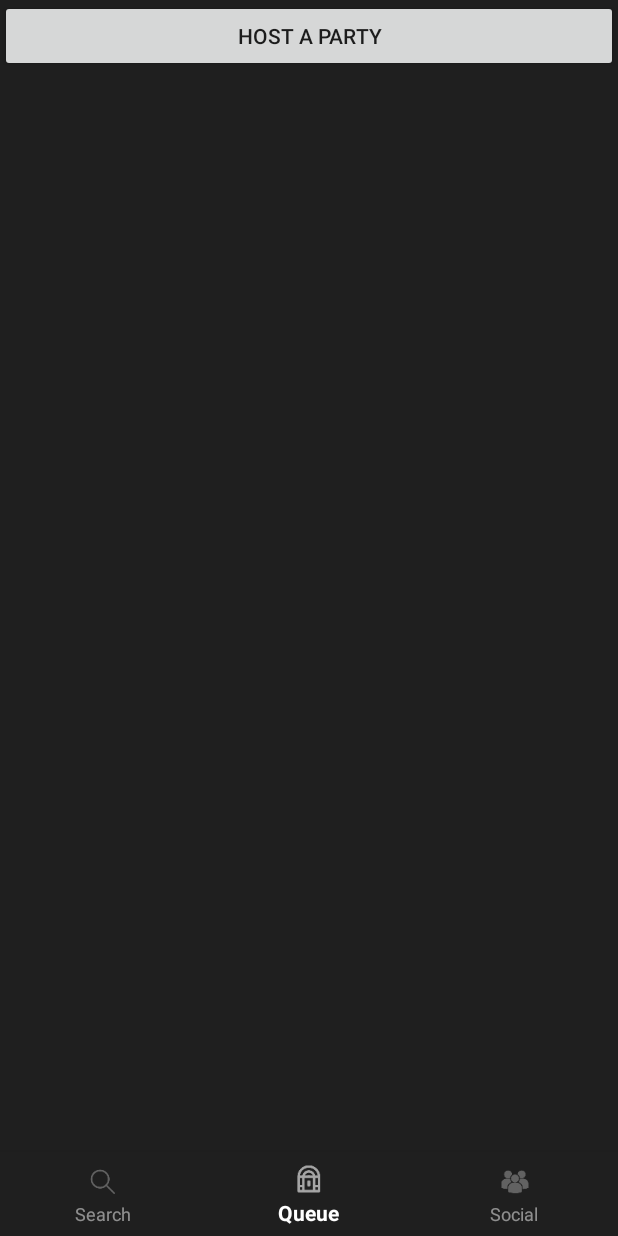
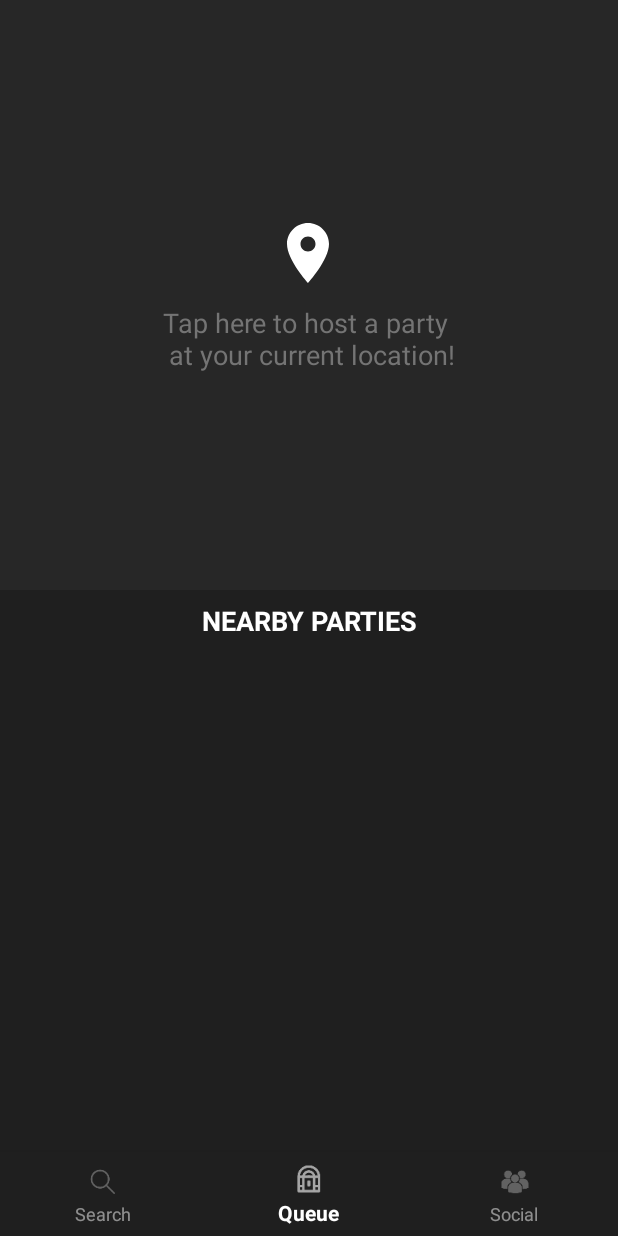
Before and after one commit to Khauri/juicebox, an Android app: the QueueFragment screen opened directly, with no data from a screen before it, on a phone screen of 412 x 824 dp. Run offline under Robolectric (Android 15) with nearby library versions, the phone set to English and light mode, and no system bars; our stand-ins replace Firebase (no records; nobody signed in at launch, a user with empty details on screens opened directly), Picasso; libraries missing offline, so code that uses them is left out: com.spotify.sdk, kaaes.spotify.webapi, retrofit.client; pictures from the network do not load.

```diff
--- a/app/src/main/java/edu/wm/cs420/juicebox/QueueFragment.java
+++ b/app/src/main/java/edu/wm/cs420/juicebox/QueueFragment.java
@@ -7,14 +7,18 @@ import android.net.Uri;
 import android.os.Bundle;
 import android.support.v4.app.Fragment;
 import android.support.v7.widget.LinearLayoutManager;
+import android.support.v7.widget.LinearSnapHelper;
 import android.support.v7.widget.RecyclerView;
+import android.support.v7.widget.SnapHelper;
 import android.util.Log;
 import android.view.LayoutInflater;
 import android.view.View;
 import android.view.ViewGroup;
 import android.widget.AdapterView;
 import android.widget.Button;
+import android.widget.FrameLayout;
 import android.widget.ListView;
+import android.widget.TextView;
 import android.widget.Toast;
 
 import java.io.Serializable;
@@ -57,7 +61,13 @@ public class QueueFragment extends Fragment implements AdapterView.OnItemClickLi
     private RecyclerView.LayoutManager mLayoutManager;
 
     private QueueFragmentAdapter adapter;
-    private Button btnNewParty;
+    private FrameLayout hostPartyButton;
+    // The two screens we have to manage
+    // Yes this is a stupid way to do this
+    // but we're running out of time
+    private View start_screen;
+    private View queue_screen;
+    private View playback_controls;
 
     public QueueFragment() {
         // Required empty public constructor
@@ -105,40 +115,47 @@ public class QueueFragment extends Fragment implements AdapterView.OnItemClickLi
     @Override
     public void onViewCreated(View view, Bundle savedInstanceState) {
         super.onViewCreated(view, savedInstanceState);
-        btnNewParty = getView().findViewById(R.id.button_create_party);
-        btnNewParty.setOnClickListener(new View.OnClickListener() {
+        hostPartyButton = getView().findViewById(R.id.host_party_btn);
+        hostPartyButton.setOnClickListener(new View.OnClickListener() {
             @Override
             public void onClick(View view) {
                 Intent intent = new Intent(getActivity(), NewPartyActivity.class);
-                // Maybe use startActivityForResult?
                 startActivity(intent);
             }
         });
+        start_screen = getView().findViewById(R.id.start_screen);
+        queue_screen = getView().findViewById(R.id.queue_screen);
+        playback_controls = getView().findViewById(R.id.playback_controls);
+        checkIfParty();
+
         mRecyclerView = getView().findViewById(R.id.song_results);
         mLayoutManager = new LinearLayoutManager(getContext(), LinearLayoutManager.HORIZONTAL, false);
         mRecyclerView.setLayoutManager(mLayoutManager);
-        // Create some fake data for testing purposes
-//        List<JuiceboxTrack> tracks = new ArrayList<>();
-//        for(int i = 0; i < 10; i++){
-//            JuiceboxTrack jbt = new JuiceboxTrack();
-//            jbt.album_name = "TEST TEST TEST";
-//            jbt.track_artists = "p, pyself, Pi";
-//            jbt.track_name  = "TEST SONG TEST";
-//            jbt.duration    = 60 * 3 * 1000;
-//            jbt.reputation = 10;
-//            tracks.add(jbt);
-//        }
         mAdapter = new SearchFragmentAdapter(SearchFragmentAdapter.ViewType.BIG_QUEUE);
         mRecyclerView.setAdapter(mAdapter);
+        SnapHelper helper = new LinearSnapHelper();
+        helper.attachToRecyclerView(mRecyclerView);
         UserUtils.addUpdateListener("playlist", this);
+    }
+
+    private void checkIfParty() {
+        if(UserUtils.isInParty()){
+            queue_screen.setVisibility(View.VISIBLE);
+            start_screen.setVisibility(View.GONE);
+            if(UserUtils.isHost()){
+                // Add playback controls
+                playback_controls.setVisibility(View.VISIBLE);
+            }
+        }else{
+            queue_screen.setVisibility(View.GONE);
+            start_screen.setVisibility(View.VISIBLE);
+            playback_controls.setVisibility(View.GONE);
+        }
     }
 
     @Override
     public void onResume(){
         super.onResume();
-        Log.d("OnResume", "onResume() called!");
-//        adapter = new QueueFragmentAdapter(getActivity(), songList);
-//        setListAdapter(adapter);
     }
 
     // TODO: Rename method, update argument and hook method into UI event
@@ -169,6 +186,8 @@ public class QueueFragment extends Fragment implements AdapterView.OnItemClickLi
     public void onUpdate(JuiceboxPlaylist playlist) {
         ((SearchFragmentAdapter) mAdapter).setData(playlist.upcoming_tracks);
         mAdapter.notifyDataSetChanged();
+        // This definitely shouldn't go here but whatever
+        checkIfParty();
     }
 
     /**
@@ -196,17 +215,11 @@ public class QueueFragment extends Fragment implements AdapterView.OnItemClickLi
     @Override
     public void onSaveInstanceState(final Bundle outstate){
         super.onSaveInstanceState(outstate);
-        //outstate.putSerializable("list", (Serializable) songList);
     }
 
     @Override
     public void onActivityCreated(Bundle savedInstanceState){
         super.onActivityCreated(savedInstanceState);
-
-//        if (savedInstanceState != null){
-//            songList = (List<SongListItem>) savedInstanceState.getSerializable("list");
-//        }
-        //everything should be fine here...
     }
 
     public List<SongListItem> getSongList(){
@@ -218,9 +231,5 @@ public class QueueFragment extends Fragment implements AdapterView.OnItemClickLi
     }
 
     public void updateQueue(SongListItem song){
-//        Log.d("updateQueue", "updateQueue called!");
-//        songList.add(song);
-//        adapter = new QueueFragmentAdapter(getActivity(), songList);
-//        setListAdapter(adapter);
     }
 }
--- a/app/src/main/java/edu/wm/cs420/juicebox/database/DatabaseUtils.java
+++ b/app/src/main/java/edu/wm/cs420/juicebox/database/DatabaseUtils.java
@@ -100,6 +100,7 @@ public class DatabaseUtils {
                 if(user == null){
                     callback.failure();
                 }else{
+                    user.id = dataSnapshot.getKey();
                     callback.success(user);
                 }
             }
--- a/app/src/main/java/edu/wm/cs420/juicebox/user/UserUtils.java
+++ b/app/src/main/java/edu/wm/cs420/juicebox/user/UserUtils.java
@@ -45,6 +45,12 @@ public class UserUtils {
     private static  JuiceboxParty party;
 
     private static List<?> listeners2 = new ArrayList<>();
+
+    public static boolean isHost() {
+        if(user == null || party == null || TextUtils.isEmpty(user.id) || TextUtils.isEmpty(party.host_id))
+            return false;
+        return user.id.equals(party.host_id);
+    }
     // A Value event listener for the current playlist
     private static ValueEventListener playlistUpdateSubscriber = new ValueEventListener() {
         @Override
--- /dev/null
+++ b/app/src/main/res/drawable/ic_location_on_black_24dp.xml
@@ -0,0 +1,4 @@
+<vector android:height="48dp" android:viewportHeight="24.0"
+    android:viewportWidth="24.0" android:width="48dp" xmlns:android="http://schemas.android.com/apk/res/android">
+    <path android:fillColor="#FF000000" android:pathData="M12,2C8.13,2 5,5.13 5,9c0,5.25 7,13 7,13s7,-7.75 7,-13c0,-3.87 -3.13,-7 -7,-7zM12,11.5c-1.38,0 -2.5,-1.12 -2.5,-2.5s1.12,-2.5 2.5,-2.5 2.5,1.12 2.5,2.5 -1.12,2.5 -2.5,2.5z"/>
+</vector>
--- a/app/src/main/res/layout/activity_new_party.xml
+++ b/app/src/main/res/layout/activity_new_party.xml
@@ -10,6 +10,8 @@
     <LinearLayout
         android:layout_width="match_parent"
         android:layout_height="match_parent"
+        android:isScrollContainer="false"
+        android:nestedScrollingEnabled="true"
         android:orientation="vertical"
         android:padding="24dp"
         tools:layout_editor_absoluteX="0dp"
--- a/app/src/main/res/layout/fragment_queue.xml
+++ b/app/src/main/res/layout/fragment_queue.xml
@@ -1,20 +1,100 @@
-<android.support.design.widget.CoordinatorLayout xmlns:android="http://schemas.android.com/apk/res/android"
+<FrameLayout xmlns:android="http://schemas.android.com/apk/res/android"
     xmlns:tools="http://schemas.android.com/tools"
     xmlns:app="http://schemas.android.com/apk/res-auto"
     android:layout_width="match_parent"
     android:layout_height="match_parent">
 
-    <android.support.v7.widget.RecyclerView
-        android:id="@+id/song_results"
+    <LinearLayout
+        android:id="@+id/queue_screen"
         android:layout_width="match_parent"
         android:layout_height="match_parent"
-        android:layout_gravity="center"
-        android:scrollbars="none" />
+        android:background="@color/colorBlack"
+        android:orientation="vertical"
+        android:visibility="visible">
 
-    <Button
-        android:id="@+id/button_create_party"
+        <android.support.v7.widget.RecyclerView
+            android:id="@+id/song_results"
+            android:layout_width="match_parent"
+            android:layout_height="match_parent"
+            android:layout_gravity="center"
+            android:layout_weight="1"
+            android:scrollbars="none"
+            android:visibility="visible" />
+
+        <FrameLayout
+            android:id="@+id/playback_controls"
+            android:layout_width="match_parent"
+            android:layout_height="200dp"
+            android:layout_weight="1"
+            android:visibility="invisible">
+
+            <ToggleButton
+                android:id="@+id/play_toggle"
+                android:layout_width="wrap_content"
+                android:layout_height="wrap_content"
+                android:layout_gravity="center"
+                android:layout_weight="1"
+                android:text="ToggleButton" />
+        </FrameLayout>
+
+        <SeekBar
+            android:id="@+id/song_progress_bar"
+            android:layout_width="match_parent"
+            android:layout_height="wrap_content"
+            android:layout_weight="0" />
+
+    </LinearLayout>
+
+    <LinearLayout
+        android:id="@+id/start_screen"
         android:layout_width="match_parent"
-        android:layout_height="wrap_content"
-        android:text="Host a Party" />
+        android:layout_height="match_parent"
+        android:orientation="vertical"
+        android:visibility="gone">
 
-</android.support.design.widget.CoordinatorLayout>
+        <FrameLayout
+            android:id="@+id/host_party_btn"
+            android:layout_width="match_parent"
+            android:layout_height="match_parent"
+            android:layout_weight="1"
+            android:background="@color/colorBlack">
+
+            <TextView
+                android:id="@+id/host_party_text"
+                android:layout_width="wrap_content"
+                android:layout_height="wrap_content"
+                android:layout_gravity="center"
+                android:layout_weight="1"
+                android:drawablePadding="10dp"
+                android:drawableTint="@android:color/white"
+                android:drawableTop="@drawable/ic_location_on_black_24dp"
+                android:gravity="center"
+                android:text="Tap here to host a party \n at your current location!"
+                android:textAlignment="center"
+                android:textColor="@color/colorGrey"
+                android:textSize="18sp" />
+        </FrameLayout>
+
+        <TextView
+            android:id="@+id/textView16"
+            android:layout_width="match_parent"
+            android:layout_height="wrap_content"
+            android:layout_weight="0"
+            android:paddingBottom="5dp"
+            android:paddingTop="8dp"
+            android:text="Nearby Parties"
+            android:textAlignment="center"
+            android:textAllCaps="true"
+            android:textColor="@android:color/white"
+            android:textSize="18sp"
+            android:textStyle="bold" />
+
+        <android.support.v7.widget.RecyclerView
+            android:id="@+id/nearby_parties_list"
+            android:layout_width="match_parent"
+            android:layout_height="match_parent"
+            android:layout_weight="1" />
+
+    </LinearLayout>
+
+</FrameLayout>
```
Also changed, not shown: app/src/main/java/edu/wm/cs420/juicebox/EntryActivity.java (+9 -2 lines), app/src/main/res/layout/activity_entry.xml (+30 -11 lines), app/src/main/res/layout/queue_list_item.xml (+9 -9 lines).
